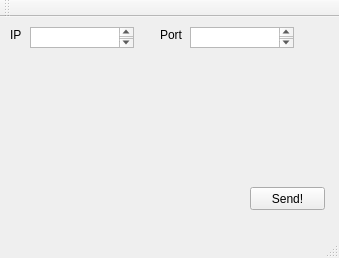
The window that mainwindow.ui (stzer/Seti_lab2_generator) describes before a commit, drawn with Qt 5.
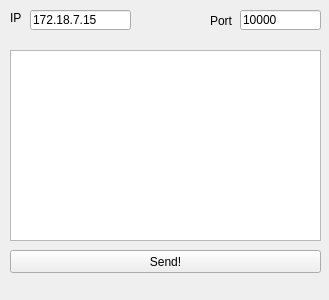
The same window after the commit.

Patch:
```diff
--- a/mainwindow.ui
+++ b/mainwindow.ui
@@ -6,10 +6,16 @@
    <rect>
     <x>0</x>
     <y>0</y>
-    <width>339</width>
-    <height>258</height>
+    <width>329</width>
+    <height>300</height>
    </rect>
   </property>
+  <property name="sizePolicy">
+   <sizepolicy hsizetype="Fixed" vsizetype="Fixed">
+    <horstretch>0</horstretch>
+    <verstretch>0</verstretch>
+   </sizepolicy>
+  </property>
   <property name="windowTitle">
    <string>MainWindow</string>
   </property>
@@ -19,7 +25,7 @@
      <rect>
       <x>10</x>
       <y>10</y>
-      <width>31</width>
+      <width>21</width>
       <height>16</height>
      </rect>
     </property>
@@ -27,33 +33,13 @@
      <string>IP</string>
     </property>
    </widget>
-   <widget class="QTextEdit" name="textEdit">
-    <property name="geometry">
-     <rect>
-      <x>30</x>
-      <y>10</y>
-      <width>104</width>
-      <height>21</height>
-     </rect>
-    </property>
-   </widget>
-   <widget class="QTextEdit" name="textEdit_2">
-    <property name="geometry">
-     <rect>
-      <x>190</x>
-      <y>10</y>
-      <width>104</width>
-      <height>21</height>
-     </rect>
-    </property>
-   </widget>
    <widget class="QLabel" name="label_2">
     <property name="geometry">
      <rect>
-      <x>160</x>
+      <x>210</x>
       <y>10</y>
       <width>31</width>
-      <height>16</height>
+      <height>21</height>
      </rect>
     </property>
     <property name="text">
@@ -63,9 +49,9 @@
    <widget class="QPushButton" name="pushButton">
     <property name="geometry">
      <rect>
-      <x>250</x>
-      <y>170</y>
-      <width>75</width>
+      <x>10</x>
+      <y>250</y>
+      <width>311</width>
       <height>23</height>
      </rect>
     </property>
@@ -73,26 +59,62 @@
      <string>Send!</string>
     </property>
    </widget>
+   <widget class="QTextEdit" name="textEdit_3">
+    <property name="geometry">
+     <rect>
+      <x>10</x>
+      <y>50</y>
+      <width>311</width>
+      <height>191</height>
+     </rect>
+    </property>
+    <property name="html">
+     <string>&lt;!DOCTYPE HTML PUBLIC &quot;-//W3C//DTD HTML 4.0//EN&quot; &quot;http://www.w3.org/TR/REC-html40/strict.dtd&quot;&gt;
+&lt;html&gt;&lt;head&gt;&lt;meta name=&quot;qrichtext&quot; content=&quot;1&quot; /&gt;&lt;style type=&quot;text/css&quot;&gt;
+p, li { white-space: pre-wrap; }
+&lt;/style&gt;&lt;/head&gt;&lt;body style=&quot; font-family:'MS Shell Dlg 2'; font-size:8.25pt; font-weight:400; font-style:normal;&quot;&gt;
+&lt;p style=&quot;-qt-paragraph-type:empty; margin-top:0px; margin-bottom:0px; margin-left:0px; margin-right:0px; -qt-block-indent:0; text-indent:0px;&quot;&gt;&lt;br /&gt;&lt;/p&gt;&lt;/body&gt;&lt;/html&gt;</string>
+    </property>
+    <property name="placeholderText">
+     <string/>
+    </property>
+   </widget>
+   <widget class="QLineEdit" name="lineEdit">
+    <property name="geometry">
+     <rect>
+      <x>30</x>
+      <y>10</y>
+      <width>101</width>
+      <height>20</height>
+     </rect>
+    </property>
+    <property name="inputMask">
+     <string/>
+    </property>
+    <property name="text">
+     <string>172.18.7.15</string>
+    </property>
+    <property name="maxLength">
+     <number>16</number>
+    </property>
+   </widget>
+   <widget class="QLineEdit" name="lineEdit_2">
+    <property name="geometry">
+     <rect>
+      <x>240</x>
+      <y>10</y>
+      <width>81</width>
+      <height>20</height>
+     </rect>
+    </property>
+    <property name="inputMask">
+     <string/>
+    </property>
+    <property name="text">
+     <string>10000</string>
+    </property>
+   </widget>
   </widget>
-  <widget class="QMenuBar" name="menuBar">
-   <property name="geometry">
-    <rect>
-     <x>0</x>
-     <y>0</y>
-     <width>339</width>
-     <height>21</height>
-    </rect>
-   </property>
-  </widget>
-  <widget class="QToolBar" name="mainToolBar">
-   <attribute name="toolBarArea">
-    <enum>TopToolBarArea</enum>
-   </attribute>
-   <attribute name="toolBarBreak">
-    <bool>false</bool>
-   </attribute>
-  </widget>
-  <widget class="QStatusBar" name="statusBar"/>
  </widget>
  <layoutdefault spacing="6" margin="11"/>
  <resources/>
```
